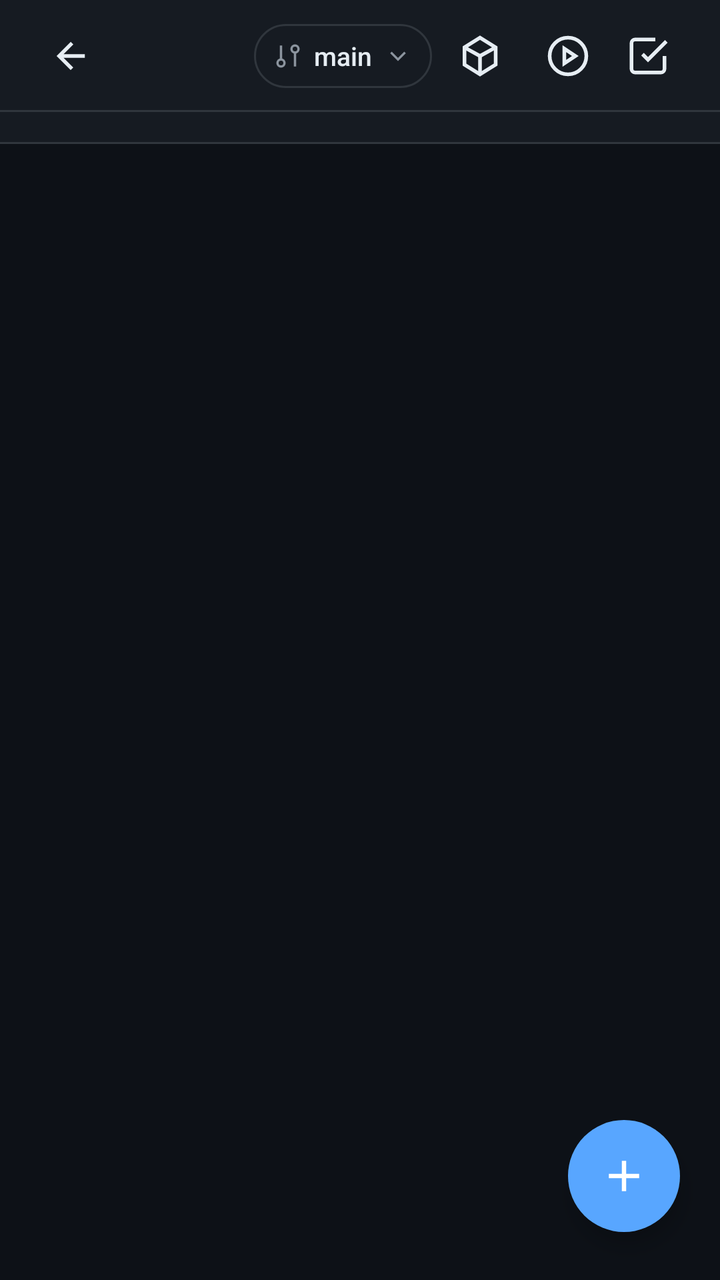
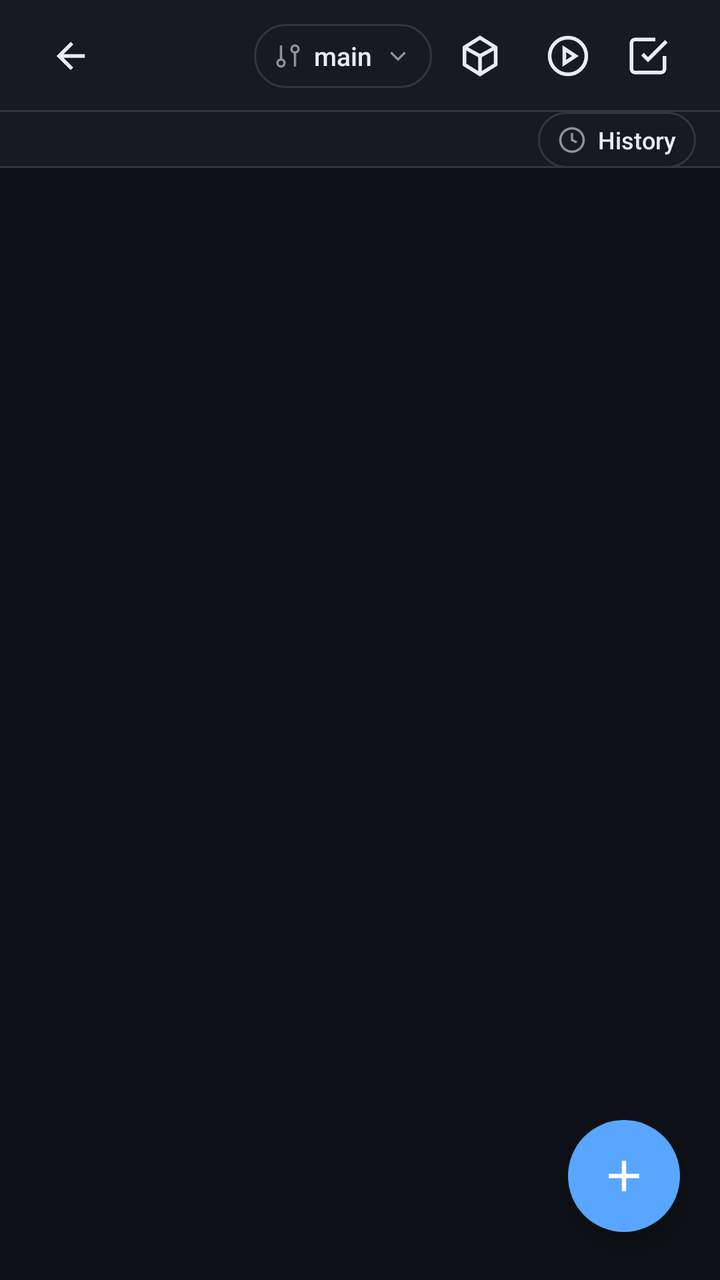

Screens rendered from an Android XML layout before and after an edit, with the pre-edit source and the edit as a unified diff.
<!-- AndroidManifest.xml: application theme Theme.ReleaseManager -->
<!-- res/layout/screen_files.xml -->
<?xml version="1.0" encoding="utf-8"?>
<FrameLayout xmlns:android="http://schemas.android.com/apk/res/android"
    xmlns:app="http://schemas.android.com/apk/res-auto"
    android:id="@+id/screenFiles"
    android:layout_width="match_parent"
    android:layout_height="match_parent"
    android:background="@color/bg">

    <LinearLayout
        android:layout_width="match_parent"
        android:layout_height="match_parent"
        android:orientation="vertical">

        <LinearLayout
            android:layout_width="match_parent"
            android:layout_height="56dp"
            android:background="@drawable/bg_topbar"
            android:gravity="center_vertical"
            android:orientation="horizontal"
            android:paddingStart="16dp"
            android:paddingEnd="16dp">

            <ImageButton
                android:id="@+id/btnBack"
                style="@style/App.IconButton"
                android:layout_width="40dp"
                android:layout_height="40dp"
                android:contentDescription="Back"
                android:src="@drawable/ic_arrow_back" />

            <TextView
                android:id="@+id/textTitle"
                style="@style/App.TopbarTitle"
                android:layout_width="0dp"
                android:layout_height="wrap_content"
                android:layout_marginStart="12dp"
                android:layout_weight="1" />

            <LinearLayout
                android:id="@+id/btnBranch"
                android:layout_width="wrap_content"
                android:layout_height="32dp"
                android:layout_marginStart="12dp"
                android:background="@drawable/bg_branch_btn"
                android:clickable="true"
                android:focusable="true"
                android:gravity="center_vertical"
                android:orientation="horizontal"
                android:paddingStart="10dp"
                android:paddingEnd="10dp">

                <ImageView
                    android:layout_width="14dp"
                    android:layout_height="14dp"
                    android:importantForAccessibility="no"
                    android:src="@drawable/ic_branch"
                    android:tint="@color/text_muted" />

                <TextView
                    android:id="@+id/textBranch"
                    android:layout_width="wrap_content"
                    android:layout_height="wrap_content"
                    android:layout_marginStart="6dp"
                    android:layout_marginEnd="6dp"
                    android:ellipsize="end"
                    android:fontFamily="sans-serif-medium"
                    android:maxEms="8"
                    android:maxLines="1"
                    android:text="main"
                    android:textColor="@color/text_primary"
                    android:textSize="13sp" />

                <ImageView
                    android:layout_width="14dp"
                    android:layout_height="14dp"
                    android:importantForAccessibility="no"
                    android:src="@drawable/ic_chevron_down"
                    android:tint="@color/text_muted" />
            </LinearLayout>

            <LinearLayout
                android:id="@+id/btnCommitStaged"
                android:layout_width="wrap_content"
                android:layout_height="32dp"
                android:layout_marginStart="4dp"
                android:background="@drawable/bg_staged_btn"
                android:clickable="true"
                android:focusable="true"
                android:gravity="center_vertical"
                android:orientation="horizontal"
                android:paddingStart="10dp"
                android:paddingEnd="10dp"
                android:visibility="gone">

                <TextView
                    android:layout_width="wrap_content"
                    android:layout_height="wrap_content"
                    android:text="Commit all"
                    android:textColor="@color/warning_text"
                    android:textSize="12sp"
                    android:textStyle="bold" />

                <TextView
                    android:id="@+id/textStagedBadge"
                    android:layout_width="wrap_content"
                    android:layout_height="18dp"
                    android:layout_marginStart="5dp"
                    android:background="@drawable/bg_staged_badge"
                    android:gravity="center"
                    android:minWidth="18dp"
                    android:paddingStart="4dp"
                    android:paddingEnd="4dp"
                    android:textColor="@color/white"
                    android:textSize="11sp"
                    android:textStyle="bold"
                    android:visibility="gone" />
            </LinearLayout>

            <ImageButton
                android:id="@+id/btnReleases"
                style="@style/App.IconButton"
                android:layout_width="40dp"
                android:layout_height="40dp"
                android:layout_marginStart="4dp"
                android:contentDescription="Releases"
                android:src="@drawable/ic_package" />

            <ImageButton
                android:id="@+id/btnActions"
                style="@style/App.IconButton"
                android:layout_width="40dp"
                android:layout_height="40dp"
                android:layout_marginStart="4dp"
                android:contentDescription="Actions"
                android:src="@drawable/ic_play_circle" />

            <ImageButton
                android:id="@+id/btnSelectMode"
                style="@style/App.IconButton"
                android:layout_width="40dp"
                android:layout_height="40dp"
                android:contentDescription="Select files"
                android:src="@drawable/ic_check_square" />
        </LinearLayout>

        <HorizontalScrollView
            android:layout_width="match_parent"
            android:layout_height="wrap_content"
            android:background="@drawable/bg_topbar"
            android:overScrollMode="never"
            android:scrollbars="none">

            <LinearLayout
                android:id="@+id/breadcrumbContainer"
                android:layout_width="wrap_content"
                android:layout_height="wrap_content"
                android:gravity="center_vertical"
                android:orientation="horizontal"
                android:paddingStart="16dp"
                android:paddingTop="8dp"
                android:paddingEnd="16dp"
                android:paddingBottom="8dp" />
        </HorizontalScrollView>

        <FrameLayout
            android:layout_width="match_parent"
            android:layout_height="0dp"
            android:layout_weight="1">

            <androidx.recyclerview.widget.RecyclerView
                android:id="@+id/listFiles"
                android:layout_width="match_parent"
                android:layout_height="match_parent"
                android:clipToPadding="false"
                android:paddingBottom="96dp" />

            <include layout="@layout/layout_state" />
        </FrameLayout>
    </LinearLayout>

    <com.google.android.material.floatingactionbutton.FloatingActionButton
        android:id="@+id/fabAdd"
        android:layout_width="wrap_content"
        android:layout_height="wrap_content"
        android:layout_gravity="bottom|end"
        android:layout_marginEnd="20dp"
        android:layout_marginBottom="24dp"
        android:contentDescription="Add"
        app:backgroundTint="@color/accent"
        app:borderWidth="0dp"
        app:fabSize="normal"
        app:maxImageSize="26dp"
        app:rippleColor="@color/accent_pressed"
        app:srcCompat="@drawable/ic_plus"
        app:tint="@color/white" />

    <LinearLayout
        android:id="@+id/selectBar"
        android:layout_width="match_parent"
        android:layout_height="72dp"
        android:layout_gravity="bottom"
        android:background="@drawable/bg_select_bar"
        android:clickable="true"
        android:elevation="8dp"
        android:focusable="true"
        android:gravity="center_vertical"
        android:orientation="horizontal"
        android:paddingStart="16dp"
        android:paddingEnd="16dp"
        android:visibility="gone">

        <TextView
            android:id="@+id/textSelectCount"
            android:layout_width="0dp"
            android:layout_height="wrap_content"
            android:layout_weight="1"
            android:fontFamily="sans-serif-medium"
            android:textColor="@color/text_primary"
            android:textSize="15sp" />

        <com.google.android.material.button.MaterialButton
            android:id="@+id/btnSelectDownload"
            style="@style/Widget.App.OutlinedButton"
            android:layout_width="wrap_content"
            android:layout_height="wrap_content"
            android:layout_marginStart="12dp"
            android:minHeight="40dp"
            android:paddingStart="14dp"
            android:paddingEnd="14dp"
            android:text="Download"
            app:icon="@drawable/ic_download" />

        <com.google.android.material.button.MaterialButton
            android:id="@+id/btnSelectDelete"
            style="@style/Widget.App.DangerButton"
            android:layout_width="wrap_content"
            android:layout_height="wrap_content"
            android:layout_marginStart="12dp"
            android:minHeight="40dp"
            android:paddingStart="14dp"
            android:paddingEnd="14dp"
            android:text="Delete"
            app:icon="@drawable/ic_trash" />

        <com.google.android.material.button.MaterialButton
            android:id="@+id/btnCancelSelect"
            style="@style/Widget.App.TextButton"
            android:layout_width="wrap_content"
            android:layout_height="wrap_content"
            android:layout_marginStart="12dp"
            android:minHeight="40dp"
            android:paddingStart="12dp"
            android:paddingEnd="12dp"
            android:text="Cancel" />
    </LinearLayout>
</FrameLayout>
<!-- res/layout/layout_state.xml (included above) -->
<?xml version="1.0" encoding="utf-8"?>
<LinearLayout xmlns:android="http://schemas.android.com/apk/res/android"
    android:id="@+id/stateRoot"
    android:layout_width="match_parent"
    android:layout_height="match_parent"
    android:gravity="center"
    android:orientation="vertical"
    android:padding="24dp"
    android:visibility="gone">

    <ProgressBar
        android:id="@+id/stateSpinner"
        style="?android:attr/progressBarStyleSmall"
        android:layout_width="24dp"
        android:layout_height="24dp"
        android:layout_marginBottom="12dp"
        android:indeterminate="true"
        android:indeterminateTint="@color/accent"
        android:visibility="gone" />

    <ImageView
        android:id="@+id/stateIcon"
        android:layout_width="48dp"
        android:layout_height="48dp"
        android:layout_marginBottom="12dp"
        android:importantForAccessibility="no"
        android:tint="@color/text_dim"
        android:visibility="gone" />

    <TextView
        android:id="@+id/stateText"
        style="@style/App.StateText"
        android:layout_width="wrap_content"
        android:layout_height="wrap_content" />

    <com.google.android.material.button.MaterialButton
        android:id="@+id/stateRetry"
        style="@style/Widget.App.OutlinedButton"
        android:layout_width="wrap_content"
        android:layout_height="wrap_content"
        android:layout_marginTop="16dp"
        android:text="Retry"
        android:visibility="gone" />

</LinearLayout>
<!-- resources referenced by this layout -->
<resources>
  <color name="accent">#58A6FF</color>
  <color name="accent_pressed">#1557B0</color>
  <color name="bg">#0D1117</color>
  <color name="text_dim">#6E7681</color>
  <color name="text_muted">#8B949E</color>
  <color name="text_primary">#E6EDF3</color>
  <color name="warning_text">#B36900</color>
  <color name="white">#FFFFFF</color>
  <!-- drawable bg_staged_badge (drawable) -->
  <?xml version="1.0" encoding="utf-8"?>
  <shape xmlns:android="http://schemas.android.com/apk/res/android" android:shape="rectangle">
      <solid android:color="@color/warning" />
      <corners android:radius="11dp" />
  </shape>
  <!-- drawable ic_chevron_down (drawable) -->
  <?xml version="1.0" encoding="utf-8"?>
  <vector xmlns:android="http://schemas.android.com/apk/res/android"
      android:width="24dp"
      android:height="24dp"
      android:viewportWidth="24"
      android:viewportHeight="24">
      <path
          android:pathData="M6 9l6 6 6 -6"
          android:fillColor="#00000000"
          android:strokeColor="#FFFFFFFF"
          android:strokeWidth="2" />
  </vector>
  <!-- drawable ic_plus (drawable) -->
  <?xml version="1.0" encoding="utf-8"?>
  <vector xmlns:android="http://schemas.android.com/apk/res/android"
      android:width="24dp"
      android:height="24dp"
      android:viewportWidth="24"
      android:viewportHeight="24">
      <path
          android:pathData="M12 5v14M5 12h14"
          android:fillColor="#00000000"
          android:strokeColor="#FFFFFFFF"
          android:strokeWidth="2" />
  </vector>
  <style name="App.IconButton" parent="">
          <item name="android:background">@drawable/bg_icon_btn</item>
          <item name="android:padding">9dp</item>
          <item name="android:scaleType">fitCenter</item>
          <item name="android:tint">@color/text_primary</item>
      </style>
  <style name="App.StateText" parent="">
          <item name="android:textColor">@color/text_muted</item>
          <item name="android:textSize">15sp</item>
          <item name="android:gravity">center</item>
          <item name="android:lineSpacingMultiplier">1.15</item>
      </style>
  <style name="App.TopbarTitle" parent="">
          <item name="android:textColor">@color/text_primary</item>
          <item name="android:textSize">17sp</item>
          <item name="android:textStyle">bold</item>
          <item name="android:singleLine">true</item>
          <item name="android:ellipsize">end</item>
      </style>
  <style name="Widget.App.DangerButton" parent="Widget.App.Button">
          <item name="backgroundTint">@color/danger</item>
      </style>
  <color name="border">#30363D</color>
  <color name="surface">#161B22</color>
  <color name="warning">#D29922</color>
  <color name="warning_pressed">#FDE8B0</color>
  <color name="warning_light">#26D29922</color>
  <!-- drawable bg_icon_btn (drawable) -->
  <?xml version="1.0" encoding="utf-8"?>
  <ripple xmlns:android="http://schemas.android.com/apk/res/android"
      android:color="@color/border">
      <item android:id="@android:id/mask">
          <shape android:shape="rectangle">
              <solid android:color="@color/white" />
              <corners android:radius="6dp" />
          </shape>
      </item>
  </ripple>
  <color name="danger">#F85149</color>
  <color name="transparent">#00000000</color>
  <color name="success">#3FB950</color>
  <!-- unchanged entries left out for length: 15 -->
</resources>

<!-- the commit's change to res/layout/screen_files.xml (unified diff, before → after) -->
@@ -143,24 +143,63 @@
                 android:src="@drawable/ic_check_square" />
         </LinearLayout>
 
-        <HorizontalScrollView
+        <LinearLayout
             android:layout_width="match_parent"
             android:layout_height="wrap_content"
             android:background="@drawable/bg_topbar"
-            android:overScrollMode="never"
-            android:scrollbars="none">
+            android:gravity="center_vertical"
+            android:orientation="horizontal">
+
+            <HorizontalScrollView
+                android:layout_width="0dp"
+                android:layout_height="wrap_content"
+                android:layout_weight="1"
+                android:overScrollMode="never"
+                android:scrollbars="none">
+
+                <LinearLayout
+                    android:id="@+id/breadcrumbContainer"
+                    android:layout_width="wrap_content"
+                    android:layout_height="wrap_content"
+                    android:gravity="center_vertical"
+                    android:orientation="horizontal"
+                    android:paddingStart="16dp"
+                    android:paddingTop="8dp"
+                    android:paddingEnd="16dp"
+                    android:paddingBottom="8dp" />
+            </HorizontalScrollView>
 
             <LinearLayout
-                android:id="@+id/breadcrumbContainer"
+                android:id="@+id/btnHistory"
                 android:layout_width="wrap_content"
-                android:layout_height="wrap_content"
+                android:layout_height="28dp"
+                android:layout_marginStart="4dp"
+                android:layout_marginEnd="12dp"
+                android:background="@drawable/bg_branch_btn"
+                android:clickable="true"
+                android:focusable="true"
                 android:gravity="center_vertical"
                 android:orientation="horizontal"
-                android:paddingStart="16dp"
-                android:paddingTop="8dp"
-                android:paddingEnd="16dp"
-                android:paddingBottom="8dp" />
-        </HorizontalScrollView>
+                android:paddingStart="10dp"
+                android:paddingEnd="10dp">
+
+                <ImageView
+                    android:layout_width="14dp"
+                    android:layout_height="14dp"
+                    android:importantForAccessibility="no"
+                    android:src="@drawable/ic_history"
+                    android:tint="@color/text_muted" />
+
+                <TextView
+                    android:layout_width="wrap_content"
+                    android:layout_height="wrap_content"
+                    android:layout_marginStart="6dp"
+                    android:fontFamily="sans-serif-medium"
+                    android:text="History"
+                    android:textColor="@color/text_primary"
+                    android:textSize="12sp" />
+            </LinearLayout>
+        </LinearLayout>
 
         <FrameLayout
             android:layout_width="match_parent"
<!-- resource entries referenced after the edit -->
@@ -23,6 +23,24 @@
       android:viewportHeight="24">
       <path
           android:pathData="M6 9l6 6 6 -6"
+          android:fillColor="#00000000"
+          android:strokeColor="#FFFFFFFF"
+          android:strokeWidth="2" />
+  </vector>
+  <!-- drawable ic_history (drawable) -->
+  <?xml version="1.0" encoding="utf-8"?>
+  <vector xmlns:android="http://schemas.android.com/apk/res/android"
+      android:width="24dp"
+      android:height="24dp"
+      android:viewportWidth="24"
+      android:viewportHeight="24">
+      <path
+          android:pathData="M2 12a10 10 0 1 0 20 0a10 10 0 1 0 -20 0"
+          android:fillColor="#00000000"
+          android:strokeColor="#FFFFFFFF"
+          android:strokeWidth="2" />
+      <path
+          android:pathData="M12 6v6l4 2"
           android:fillColor="#00000000"
           android:strokeColor="#FFFFFFFF"
           android:strokeWidth="2" />
